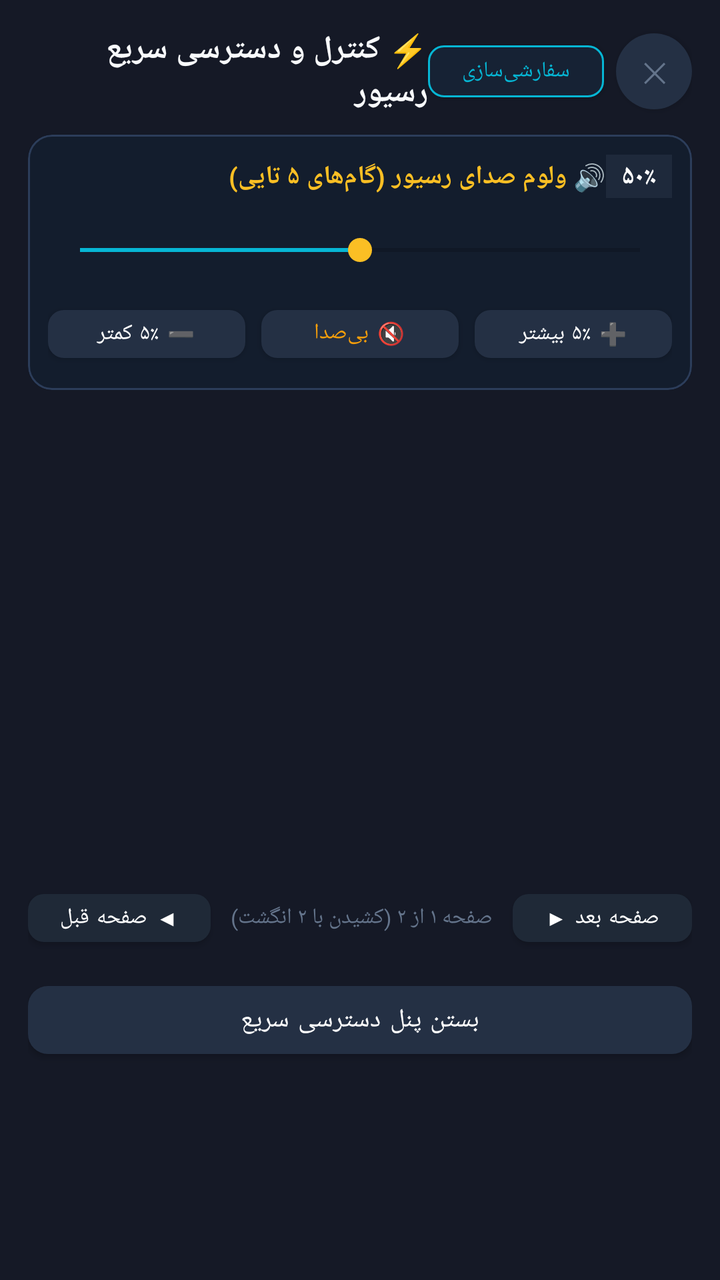
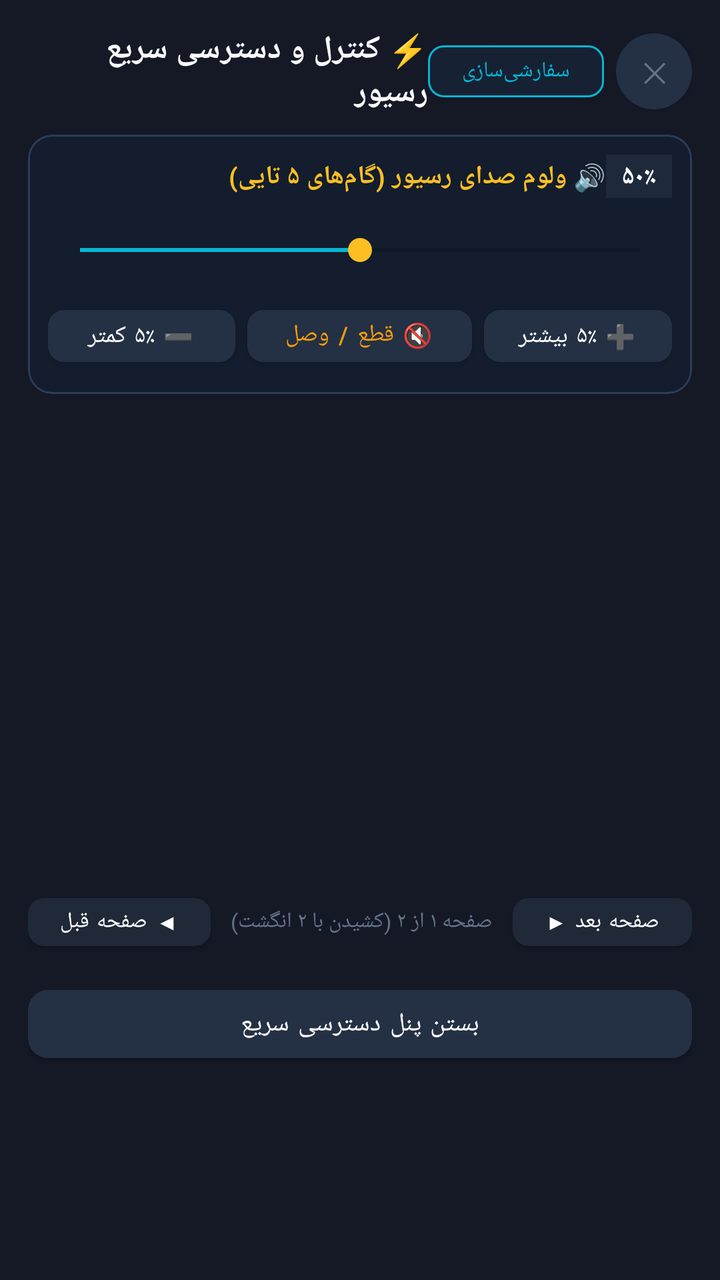

An Android layout rendered at two revisions. The XML below is the earlier revision; the diff shows what the commit changed to produce the second picture.
<!-- AndroidManifest.xml: application theme Theme.GMScreenAccessible -->
<!-- res/layout/dialog_quick_access.xml -->
<?xml version="1.0" encoding="utf-8"?>
<LinearLayout xmlns:android="http://schemas.android.com/apk/res/android"
    xmlns:app="http://schemas.android.com/apk/res-auto"
    android:layout_width="match_parent"
    android:layout_height="wrap_content"
    android:orientation="vertical"
    android:background="@color/card_bg"
    android:padding="14dp">

    
    <LinearLayout
        android:layout_width="match_parent"
        android:layout_height="wrap_content"
        android:orientation="horizontal"
        android:gravity="center_vertical"
        android:layout_marginBottom="10dp">

        <TextView
            android:id="@+id/txtQuickAccessTitle"
            android:layout_width="0dp"
            android:layout_height="wrap_content"
            android:layout_weight="1"
            android:text="⚡ کنترل و دسترسی سریع رسیور"
            android:textColor="@color/text_primary"
            android:textSize="16sp"
            android:textStyle="bold" />

        <com.google.android.material.button.MaterialButton
            android:id="@+id/btnCustomizeQuickAccess"
            android:layout_width="wrap_content"
            android:layout_height="38dp"
            android:text="سفارشی‌سازی"
            android:contentDescription="انتخاب کلیدها و امکانات دسترسی سریع"
            android:textColor="@color/accent_blue"
            android:textSize="11sp"
            app:strokeColor="@color/accent_blue"
            app:strokeWidth="1dp"
            app:backgroundTint="#162234"
            app:cornerRadius="8dp"
            android:paddingHorizontal="8dp"
            android:layout_marginEnd="6dp" />

        <com.google.android.material.button.MaterialButton
            android:id="@+id/btnCloseQuickAccessTop"
            android:layout_width="38dp"
            android:layout_height="38dp"
            android:text="✕"
            android:contentDescription="بستن دسترسی سریع"
            android:textColor="@color/text_muted"
            android:textSize="14sp"
            app:backgroundTint="#243044"
            app:cornerRadius="19dp"
            android:insetTop="0dp"
            android:insetBottom="0dp"
            android:padding="0dp" />
    </LinearLayout>

    
    <com.google.android.material.card.MaterialCardView
        android:id="@+id/cardVolumeControl"
        android:layout_width="match_parent"
        android:layout_height="wrap_content"
        android:layout_marginBottom="10dp"
        app:cardBackgroundColor="#131D2D"
        app:cardCornerRadius="12dp"
        app:strokeColor="#2C3D5A"
        app:strokeWidth="1dp">

        <LinearLayout
            android:layout_width="match_parent"
            android:layout_height="wrap_content"
            android:orientation="vertical"
            android:padding="10dp">

            <LinearLayout
                android:layout_width="match_parent"
                android:layout_height="wrap_content"
                android:orientation="horizontal"
                android:gravity="center_vertical"
                android:layout_marginBottom="6dp">

                <TextView
                    android:layout_width="0dp"
                    android:layout_height="wrap_content"
                    android:layout_weight="1"
                    android:text="🔊 ولوم صدای رسیور (گام‌های ۵ تایی)"
                    android:textColor="@color/accent_yellow"
                    android:textSize="13sp"
                    android:textStyle="bold" />

                <TextView
                    android:id="@+id/txtVolumeBadge"
                    android:layout_width="wrap_content"
                    android:layout_height="wrap_content"
                    android:text="۵۰٪"
                    android:textColor="@color/white"
                    android:textSize="13sp"
                    android:textStyle="bold"
                    android:background="#1E293B"
                    android:paddingHorizontal="8dp"
                    android:paddingVertical="2dp" />
            </LinearLayout>

            
            <SeekBar
                android:id="@+id/seekBarVolume"
                android:layout_width="match_parent"
                android:layout_height="40dp"
                android:max="100"
                android:progress="50"
                android:contentDescription="لغزنده تنظیم صدای رسیور در گام‌های ۵ تایی. با بالا و پایین کشیدن انگشت یا کلیدهای ولوم، صدا را تنظیم کنید."
                android:progressTint="@color/accent_blue"
                android:thumbTint="@color/accent_yellow" />

            
            <LinearLayout
                android:layout_width="match_parent"
                android:layout_height="wrap_content"
                android:orientation="horizontal"
                android:gravity="center"
                android:layout_marginTop="4dp">

                <com.google.android.material.button.MaterialButton
                    android:id="@+id/btnVolMinus5"
                    android:layout_width="0dp"
                    android:layout_height="36dp"
                    android:layout_weight="1"
                    android:text="➖ ۵٪ کمتر"
                    android:contentDescription="کاهش پنج درصد صدای رسیور"
                    android:textColor="@color/white"
                    android:textSize="11sp"
                    android:layout_marginEnd="4dp"
                    app:backgroundTint="#243044"
                    app:cornerRadius="8dp" />

                <com.google.android.material.button.MaterialButton
                    android:id="@+id/btnQuickMute"
                    android:layout_width="0dp"
                    android:layout_height="36dp"
                    android:layout_weight="1"
                    android:text="🔇 بی‌صدا (Mute)"
                    android:contentDescription="قطع یا وصل فوری صدای رسیور"
                    android:textColor="@color/accent_amber"
                    android:textSize="11sp"
                    android:layout_marginHorizontal="4dp"
                    app:backgroundTint="#243044"
                    app:cornerRadius="8dp" />

                <com.google.android.material.button.MaterialButton
                    android:id="@+id/btnVolPlus5"
                    android:layout_width="0dp"
                    android:layout_height="36dp"
                    android:layout_weight="1"
                    android:text="➕ ۵٪ بیشتر"
                    android:contentDescription="افزایش پنج درصد صدای رسیور"
                    android:textColor="@color/white"
                    android:textSize="11sp"
                    android:layout_marginStart="4dp"
                    app:backgroundTint="#243044"
                    app:cornerRadius="8dp" />
            </LinearLayout>
        </LinearLayout>
    </com.google.android.material.card.MaterialCardView>

    
    <androidx.viewpager2.widget.ViewPager2
        android:id="@+id/pagerQuickActions"
        android:layout_width="match_parent"
        android:layout_height="230dp"
        android:layout_marginBottom="6dp" />

    
    <LinearLayout
        android:id="@+id/rowPageNavigation"
        android:layout_width="match_parent"
        android:layout_height="wrap_content"
        android:orientation="horizontal"
        android:gravity="center_vertical"
        android:layout_marginBottom="10dp">

        <com.google.android.material.button.MaterialButton
            android:id="@+id/btnPrevPage"
            android:layout_width="wrap_content"
            android:layout_height="36dp"
            android:text="◀ صفحه قبل"
            android:contentDescription="رفتن به صفحه قبل کلیدهای دسترسی سریع"
            android:textColor="@color/white"
            android:textSize="11sp"
            app:backgroundTint="#1F2937"
            app:cornerRadius="8dp" />

        <TextView
            android:id="@+id/txtPageIndicator"
            android:layout_width="0dp"
            android:layout_height="wrap_content"
            android:layout_weight="1"
            android:text="صفحه ۱ از ۲ (کشیدن با ۲ انگشت)"
            android:textColor="@color/text_muted"
            android:textSize="11sp"
            android:gravity="center" />

        <com.google.android.material.button.MaterialButton
            android:id="@+id/btnNextPage"
            android:layout_width="wrap_content"
            android:layout_height="36dp"
            android:text="صفحه بعد ▶"
            android:contentDescription="رفتن به صفحه بعد کلیدهای دسترسی سریع"
            android:textColor="@color/white"
            android:textSize="11sp"
            app:backgroundTint="#1F2937"
            app:cornerRadius="8dp" />
    </LinearLayout>

    
    <com.google.android.material.button.MaterialButton
        android:id="@+id/btnCloseQuickAccessBottom"
        android:layout_width="match_parent"
        android:layout_height="46dp"
        android:text="بستن پنل دسترسی سریع"
        android:contentDescription="بستن پنجره دسترسی سریع"
        android:textColor="@color/white"
        android:textSize="13sp"
        app:backgroundTint="#243044"
        app:cornerRadius="10dp" />

</LinearLayout>
<!-- resources referenced by this layout -->
<resources>
  <color name="accent_amber">#FFF59E0B</color>
  <color name="accent_blue">#FF06B6D4</color>
  <color name="accent_yellow">#FFFBBF24</color>
  <color name="card_bg">#FF151926</color>
  <color name="text_muted">#FF64748B</color>
  <color name="text_primary">#FFF8FAFC</color>
  <color name="white">#FFFFFFFF</color>
  <style name="Theme.GMScreenAccessible" parent="Theme.MaterialComponents.DayNight.NoActionBar">
          <item name="colorPrimary">@color/primary</item>
          <item name="colorPrimaryVariant">@color/primary_variant</item>
          <item name="colorOnPrimary">@color/white</item>
          <item name="colorSecondary">@color/secondary</item>
          <item name="colorSurface">@color/card_bg</item>
          <item name="colorOnSurface">@color/text_primary</item>
          <item name="android:statusBarColor">@color/dark_bg</item>
          <item name="android:navigationBarColor">@color/dark_bg</item>
          <item name="android:windowBackground">@color/dark_bg</item>
          <item name="materialAlertDialogTheme">@style/CustomMaterialAlertDialogTheme</item>
      </style>
  <color name="primary">#FF2563EB</color>
  <color name="primary_variant">#FF1D4ED8</color>
  <color name="secondary">#FFF59E0B</color>
  <color name="dark_bg">#FF0B0E17</color>
  <style name="CustomMaterialAlertDialogTheme" parent="ThemeOverlay.MaterialComponents.MaterialAlertDialog">
          <item name="colorSurface">@color/card_bg_elevated</item>
          <item name="colorOnSurface">@color/text_primary</item>
          <item name="colorPrimary">@color/primary_light</item>
          <item name="shapeAppearanceOverlay">@style/DialogShapeAppearance</item>
      </style>
  <color name="card_bg_elevated">#FF1E2436</color>
  <color name="primary_light">#FF3B82F6</color>
  <style name="DialogShapeAppearance" parent="">
          <item name="cornerSize">16dp</item>
      </style>
</resources>

<!-- the commit's change to res/layout/dialog_quick_access.xml (unified diff, before → after) -->
@@ -114,6 +114,7 @@
 
             
             <LinearLayout
+                android:id="@+id/layoutVolumeButtons"
                 android:layout_width="match_parent"
                 android:layout_height="wrap_content"
                 android:orientation="horizontal"
@@ -123,12 +124,12 @@
                 <com.google.android.material.button.MaterialButton
                     android:id="@+id/btnVolMinus5"
                     android:layout_width="0dp"
-                    android:layout_height="36dp"
+                    android:layout_height="38dp"
                     android:layout_weight="1"
                     android:text="➖ ۵٪ کمتر"
                     android:contentDescription="کاهش پنج درصد صدای رسیور"
                     android:textColor="@color/white"
-                    android:textSize="11sp"
+                    android:textSize="12sp"
                     android:layout_marginEnd="4dp"
                     app:backgroundTint="#243044"
                     app:cornerRadius="8dp" />
@@ -136,25 +137,25 @@
                 <com.google.android.material.button.MaterialButton
                     android:id="@+id/btnQuickMute"
                     android:layout_width="0dp"
-                    android:layout_height="36dp"
-                    android:layout_weight="1"
-                    android:text="🔇 بی‌صدا (Mute)"
+                    android:layout_height="38dp"
+                    android:layout_weight="1.2"
+                    android:text="🔇 قطع / وصل صدا"
                     android:contentDescription="قطع یا وصل فوری صدای رسیور"
                     android:textColor="@color/accent_amber"
-                    android:textSize="11sp"
-                    android:layout_marginHorizontal="4dp"
+                    android:textSize="12sp"
+                    android:layout_marginHorizontal="2dp"
                     app:backgroundTint="#243044"
                     app:cornerRadius="8dp" />
 
                 <com.google.android.material.button.MaterialButton
                     android:id="@+id/btnVolPlus5"
                     android:layout_width="0dp"
-                    android:layout_height="36dp"
+                    android:layout_height="38dp"
                     android:layout_weight="1"
                     android:text="➕ ۵٪ بیشتر"
                     android:contentDescription="افزایش پنج درصد صدای رسیور"
                     android:textColor="@color/white"
-                    android:textSize="11sp"
+                    android:textSize="12sp"
                     android:layout_marginStart="4dp"
                     app:backgroundTint="#243044"
                     app:cornerRadius="8dp" />
